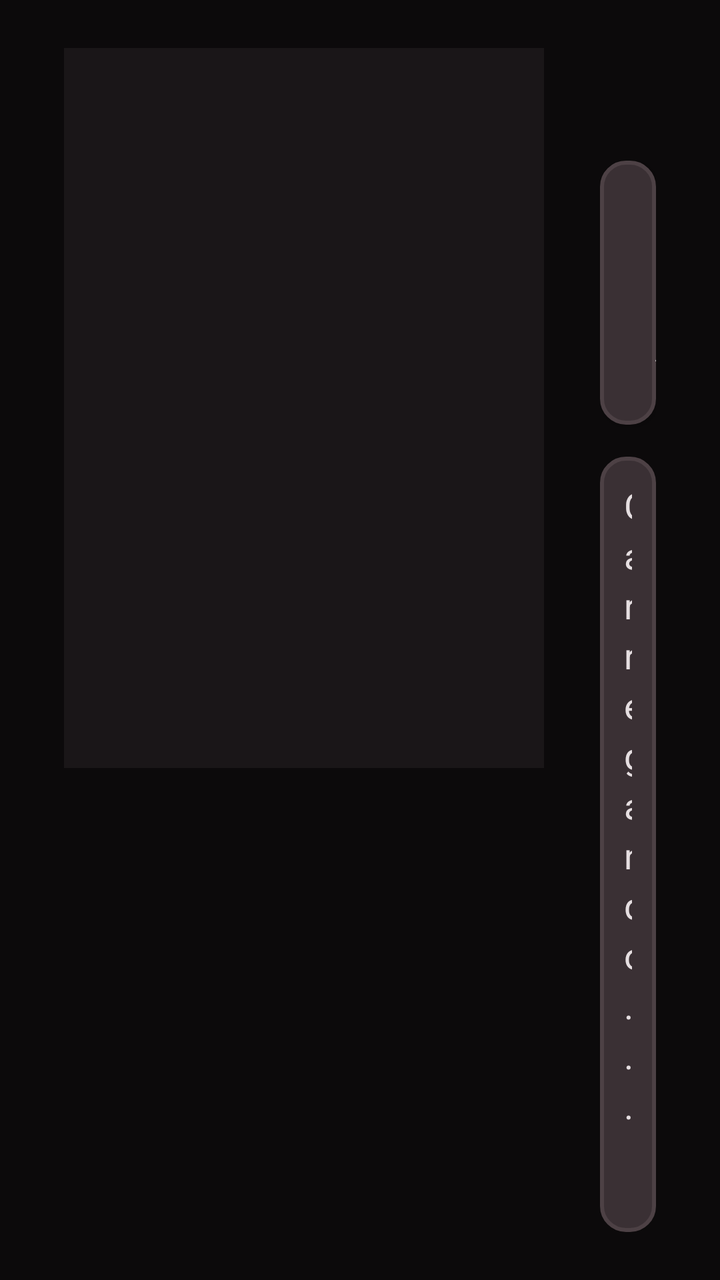
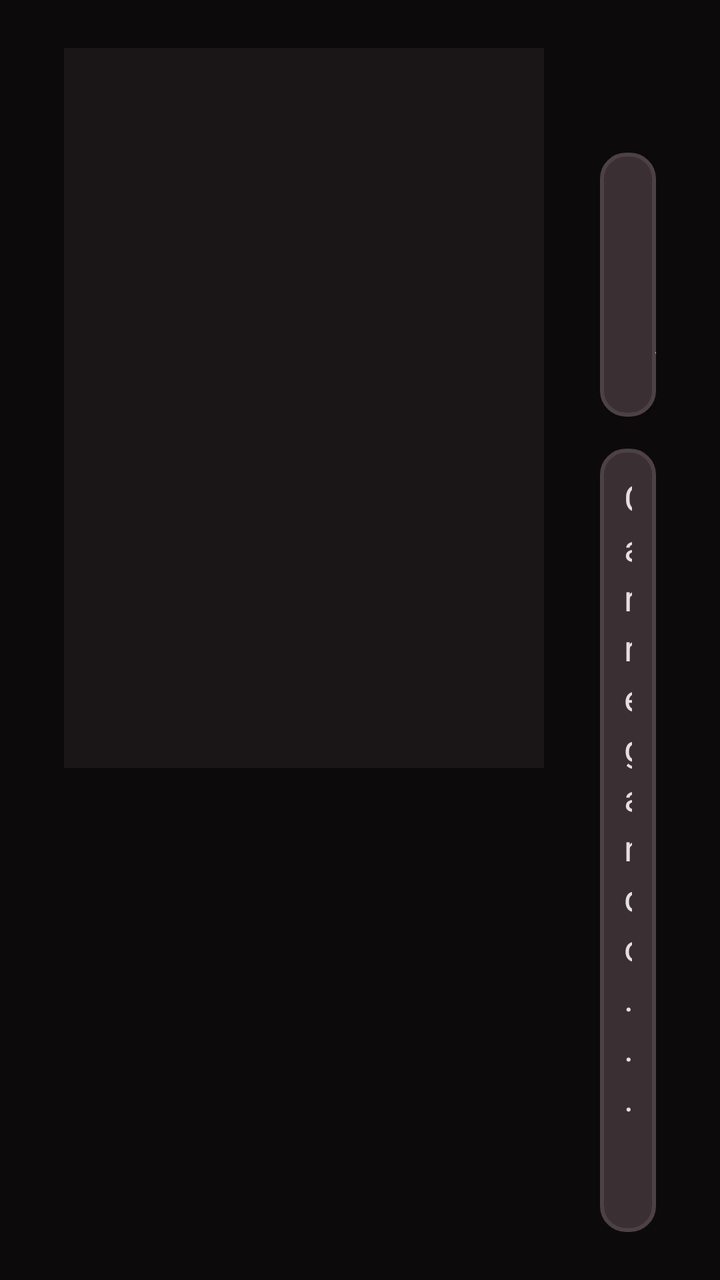

Screens rendered from an Android XML layout before and after an edit, with the pre-edit source and the edit as a unified diff.
<!-- AndroidManifest.xml: application theme android:Theme.Material.NoActionBar -->
<!-- res/layout/activity_movie.xml -->
<?xml version="1.0" encoding="utf-8"?>
<LinearLayout xmlns:android="http://schemas.android.com/apk/res/android"
    android:layout_width="match_parent"
    android:layout_height="match_parent"
    android:background="#0C0A0B"
    android:orientation="horizontal"
    android:paddingStart="32dp"
    android:paddingTop="24dp"
    android:paddingEnd="32dp"
    android:paddingBottom="24dp">

    <ImageView
        android:id="@+id/iv_cover"
        android:layout_width="240dp"
        android:layout_height="360dp"
        android:background="#1A1618"
        android:contentDescription="Capa"
        android:scaleType="centerCrop" />

    <LinearLayout
        android:layout_width="0dp"
        android:layout_height="match_parent"
        android:layout_marginStart="28dp"
        android:layout_weight="1"
        android:orientation="vertical">

        <TextView
            android:id="@+id/tv_title"
            android:layout_width="match_parent"
            android:layout_height="wrap_content"
            android:ellipsize="end"
            android:maxLines="2"
            android:textColor="#FF2A3D"
            android:textSize="30sp"
            android:textStyle="bold" />

        <TextView
            android:id="@+id/tv_meta"
            android:layout_width="match_parent"
            android:layout_height="wrap_content"
            android:layout_marginTop="8dp"
            android:ellipsize="end"
            android:maxLines="2"
            android:textColor="#A39A9D"
            android:textSize="18sp"
            android:visibility="gone" />

        <Button
            android:id="@+id/btn_play"
            android:layout_width="wrap_content"
            android:layout_height="wrap_content"
            android:layout_marginTop="16dp"
            android:background="@drawable/bg_button"
            android:focusable="true"
            android:minWidth="200dp"
            android:paddingStart="28dp"
            android:paddingEnd="28dp"
            android:text="Tocar"
            android:textColor="#FFFFFF"
            android:textSize="22sp"
            android:textStyle="bold" />

        <ScrollView
            android:id="@+id/sv_plot"
            android:layout_width="match_parent"
            android:layout_height="0dp"
            android:layout_marginTop="16dp"
            android:layout_weight="1"
            android:background="@drawable/bg_button"
            android:focusable="true"
            android:padding="12dp"
            android:scrollbars="none">

            <TextView
                android:id="@+id/tv_plot"
                android:layout_width="match_parent"
                android:layout_height="wrap_content"
                android:lineSpacingExtra="4dp"
                android:text="Carregando..."
                android:textColor="#E6DFE1"
                android:textSize="18sp" />
        </ScrollView>
    </LinearLayout>

</LinearLayout>
<!-- resources referenced by this layout -->
<resources>
  <!-- drawable bg_button (drawable) -->
  <?xml version="1.0" encoding="utf-8"?>
  <selector xmlns:android="http://schemas.android.com/apk/res/android">
  
      <item android:state_focused="true">
          <shape android:shape="rectangle">
              <solid android:color="#E50914" />
              <stroke
                  android:width="4dp"
                  android:color="#FFFFFF" />
              <corners android:radius="12dp" />
          </shape>
      </item>
  
      <item android:state_pressed="true">
          <shape android:shape="rectangle">
              <solid android:color="#B20710" />
              <stroke
                  android:width="4dp"
                  android:color="#FFFFFF" />
              <corners android:radius="12dp" />
          </shape>
      </item>
  
      <item>
          <shape android:shape="rectangle">
              <solid android:color="#3A3034" />
              <stroke
                  android:width="2dp"
                  android:color="#4D4145" />
              <corners android:radius="12dp" />
          </shape>
      </item>
  
  </selector>
</resources>

<!-- the commit's change to res/layout/activity_movie.xml (unified diff, before → after) -->
@@ -46,10 +46,26 @@
             android:visibility="gone" />
 
         <Button
+            android:id="@+id/btn_continue"
+            android:layout_width="wrap_content"
+            android:layout_height="wrap_content"
+            android:layout_marginTop="16dp"
+            android:background="@drawable/bg_button"
+            android:focusable="true"
+            android:minWidth="200dp"
+            android:paddingStart="28dp"
+            android:paddingEnd="28dp"
+            android:text="Continuar de onde parei"
+            android:textColor="#FFFFFF"
+            android:textSize="22sp"
+            android:textStyle="bold"
+            android:visibility="gone" />
+
+        <Button
             android:id="@+id/btn_play"
             android:layout_width="wrap_content"
             android:layout_height="wrap_content"
-            android:layout_marginTop="16dp"
+            android:layout_marginTop="12dp"
             android:background="@drawable/bg_button"
             android:focusable="true"
             android:minWidth="200dp"
